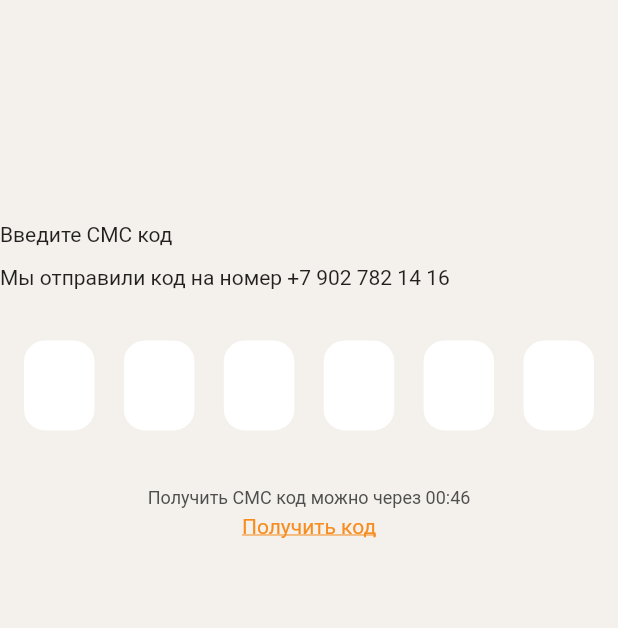
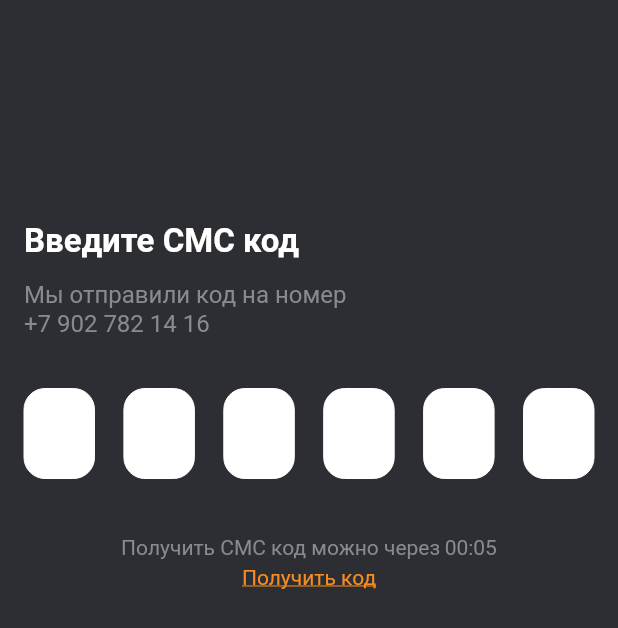
Before and after one commit to ArrGagiev/bread, a Flutter app: the screen it shows after launch, on a phone screen of 412 x 824 dp. Shown: the top 628 px of the screen. Run offline on Flutter 3.47's test engine with Material 3 defaults, Android fonts, the phone set to English and light mode, and no system bars; drawn by our look-alikes of pin_code_fields, timer_count_down; our stand-ins replace badges, bloc, dio, dotted_border, flutter_bloc, flutter_svg and 2 more; Roboto replaces fonts that are missing (IBMPlexSerif); project files that could hold a hidden picture were left out.

Commit message:
сверстал verify_code_page, настроил темы

```diff
--- a/lib/app.dart
+++ b/lib/app.dart
@@ -1,8 +1,8 @@
+import 'package:bread/features/pages/registration/verify_code_page/verify_code_page.dart';
 import 'package:bread/features/pages/registration/login_page/login_page.dart';
 import 'package:bread/core/bottom_nav_bar/bottom_nav_bar.dart';
 import 'package:bread/core/themes/light_theme.dart';
 import 'package:bread/core/themes/dark_theme.dart';
-import 'package:bread/features/pages/registration/verify_code_page/verify_code_page.dart';
 import 'package:flutter/material.dart';
 
 class App extends StatelessWidget {
@@ -12,7 +12,7 @@ class App extends StatelessWidget {
   Widget build(BuildContext context) {
     return MaterialApp(
       debugShowCheckedModeBanner: false,
-      theme: lightTheme, //todo: app theme <---
+      theme: darkTheme, //todo: app theme <---
       home: const Scaffold(
         // отключает поднятие навбара вверх, при открытии клавиатуры
         resizeToAvoidBottomInset: false,
--- a/lib/core/constants/app_typography.dart
+++ b/lib/core/constants/app_typography.dart
@@ -106,4 +106,11 @@ class AppTypography {
     fontWeight: FontWeight.w400,
     fontSize: 10,
   );
+
+  // --------------------------------------------------- codeNumber
+  static const TextStyle codeNumber = TextStyle(
+    fontFamily: 'Inter',
+    fontWeight: FontWeight.w400,
+    fontSize: 23,
+  );
 }
--- a/lib/core/themes/dark_theme.dart
+++ b/lib/core/themes/dark_theme.dart
@@ -3,6 +3,7 @@ import 'package:bread/core/themes/extentions/bottom_navbar_theme.dart';
 import 'package:bread/core/constants/app_typography.dart';
 import 'package:bread/core/constants/app_colors.dart';
 import 'package:bread/core/themes/extentions/product_card_theme.dart';
+import 'package:bread/core/themes/extentions/registration_theme.dart';
 import 'package:flutter/material.dart';
 
 final ThemeData darkTheme = ThemeData(
@@ -14,6 +15,7 @@ final ThemeData darkTheme = ThemeData(
     darkNavBarTheme,
     darkInfoNavCardTheme,
     darkProductCardTheme,
+    darkRegistrationTheme
   ],
 );
 
@@ -43,6 +45,12 @@ BottomNavBarTheme darkNavBarTheme = BottomNavBarTheme(
   inactiveIconColor: AppColors.white,
 );
 
+RegistrationTheme darkRegistrationTheme = RegistrationTheme(
+  backgroundColor: AppColors.black,
+  bodyTextStyle: AppTypography.bodyLarge.copyWith(color: AppColors.gray),
+  descriptionTextStyle: AppTypography.bodyMedium.copyWith(color: AppColors.gray),
+);
+
 TextTheme darkTextTheme() {
   return TextTheme(
     // headlineLarge для заголовка разделов страницы
--- /dev/null
+++ b/lib/core/themes/extentions/registration_theme.dart
@@ -0,0 +1,43 @@
+import 'package:flutter/material.dart';
+
+class RegistrationTheme extends ThemeExtension<RegistrationTheme> {
+  final Color backgroundColor;
+  final TextStyle descriptionTextStyle;
+  final TextStyle bodyTextStyle;
+
+  const RegistrationTheme({
+    required this.backgroundColor,
+    required this.descriptionTextStyle,
+    required this.bodyTextStyle,
+  });
+
+  @override
+  ThemeExtension<RegistrationTheme> copyWith({
+    Color? backgroundColor,
+    TextStyle? descriptionTextStyle,
+    TextStyle? priceTextStyle,
+  }) {
+    return RegistrationTheme(
+      backgroundColor: backgroundColor ?? this.backgroundColor,
+      descriptionTextStyle: descriptionTextStyle ?? this.descriptionTextStyle,
+      bodyTextStyle: priceTextStyle ?? this.bodyTextStyle,
+    );
+  }
+
+  @override
+  ThemeExtension<RegistrationTheme> lerp(
+      covariant ThemeExtension<RegistrationTheme>? other, double t) {
+    if (other is! RegistrationTheme) {
+      return this;
+    }
+    return RegistrationTheme(
+      backgroundColor: Color.lerp(backgroundColor, other.backgroundColor, t)!,
+      descriptionTextStyle: TextStyle.lerp(descriptionTextStyle, other.descriptionTextStyle, t)!,
+      bodyTextStyle: TextStyle.lerp(bodyTextStyle, other.bodyTextStyle, t)!,
+    );
+  }
+}
+
+extension BuildContextExt on BuildContext {
+  RegistrationTheme get registrationTheme => Theme.of(this).extension<RegistrationTheme>()!;
+}
--- a/lib/core/themes/light_theme.dart
+++ b/lib/core/themes/light_theme.dart
@@ -2,6 +2,7 @@ import 'package:bread/core/themes/extentions/bottom_navbar_theme.dart';
 import 'package:bread/core/constants/app_typography.dart';
 import 'package:bread/core/constants/app_colors.dart';
 import 'package:bread/core/themes/extentions/product_card_theme.dart';
+import 'package:bread/core/themes/extentions/registration_theme.dart';
 import 'extentions/info_navigation_card_theme.dart';
 import 'package:flutter/material.dart';
 
@@ -14,6 +15,7 @@ final ThemeData lightTheme = ThemeData(
     lightNavBarTheme,
     lightInfoNavCardTheme,
     lightProductCardTheme,
+    lightRegistrationTheme,
   ],
 );
 
@@ -43,6 +45,12 @@ BottomNavBarTheme lightNavBarTheme = BottomNavBarTheme(
   inactiveIconColor: AppColors.brown,
 );
 
+RegistrationTheme lightRegistrationTheme = RegistrationTheme(
+  backgroundColor: AppColors.beige,
+  bodyTextStyle: AppTypography.bodyLarge.copyWith(color: AppColors.black),
+  descriptionTextStyle: AppTypography.bodyMedium.copyWith(color: AppColors.gray),
+);
+
 TextTheme lightTextTheme() {
   return TextTheme(
     // для заголовка разделов страницы
--- /dev/null
+++ b/lib/features/pages/registration/verify_code_page/ui/widgets/countdown_timer.dart
@@ -0,0 +1,33 @@
+import 'package:bread/core/themes/extentions/registration_theme.dart';
+import 'package:timer_count_down/timer_controller.dart';
+import 'package:timer_count_down/timer_count_down.dart';
+import 'package:flutter/material.dart';
+
+class CountdownTimer extends StatelessWidget {
+  const CountdownTimer({super.key, this.controller});
+
+  final CountdownController? controller;
+
+  @override
+  Widget build(BuildContext context) {
+    String formatDuration(Duration duration) {
+      String twoDigits(int n) => n.toString().padLeft(2, '0');
+      String twoDigitMinutes = twoDigits(duration.inMinutes.remainder(60));
+      String twoDigitSeconds = twoDigits(duration.inSeconds.remainder(60));
+      return "$twoDigitMinutes:$twoDigitSeconds";
+    }
+
+    return Center(
+      child: Countdown(
+        controller: controller,
+        seconds: 5,
+        build: (BuildContext context, double time) => Text(
+          formatDuration(Duration(seconds: time.toInt())),
+          style: context.registrationTheme.descriptionTextStyle,
+        ),
+        interval: const Duration(seconds: 1),
+        // onFinished: () {},
+      ),
+    );
+  }
+}
--- /dev/null
+++ b/lib/features/pages/registration/verify_code_page/ui/widgets/pin_code_field.dart
@@ -0,0 +1,53 @@
+import 'package:bread/core/constants/app_typography.dart';
+import 'package:pin_code_fields/pin_code_fields.dart';
+import 'package:bread/core/constants/app_colors.dart';
+import 'package:flutter/material.dart';
+import 'dart:developer';
+
+class PinCodeField extends StatelessWidget {
+  const PinCodeField({super.key});
+
+  @override
+  Widget build(BuildContext context) {
+    TextEditingController controller = TextEditingController();
+    return Container(
+      margin: const EdgeInsets.symmetric(horizontal: 16),
+      child: PinCodeTextField(
+        enableActiveFill: true,
+        cursorColor: AppColors.orange,
+        keyboardType: TextInputType.number,
+        controller: controller,
+        obscureText: false,
+        length: 6,
+        textStyle: AppTypography.codeNumber,
+        animationType: AnimationType.fade,
+        animationDuration: const Duration(milliseconds: 200),
+        onChanged: (value) {
+          log(value);
+        },
+        appContext: context,
+        pinTheme: _pinTheme,
+      ),
+    );
+  }
+}
+
+final PinTheme _pinTheme = PinTheme(
+  shape: PinCodeFieldShape.box,
+  borderRadius: BorderRadius.circular(14),
+  fieldWidth: 47,
+  fieldHeight: 60,
+  inactiveColor: AppColors.white,
+  activeColor: Colors.transparent,
+  selectedColor: Colors.transparent,
+  activeFillColor: AppColors.white,
+  inactiveFillColor: AppColors.white,
+  selectedFillColor: AppColors.white,
+  disabledColor: Colors.transparent,
+  disabledBorderWidth: 0,
+  inactiveBorderWidth: 0,
+  selectedBorderWidth: 0,
+  activeBorderWidth: 0,
+  errorBorderWidth: 0,
+  borderWidth: 0,
+);
--- /dev/null
+++ b/lib/features/pages/registration/verify_code_page/ui/widgets/verify_code_again.dart
@@ -0,0 +1,41 @@
+import 'package:bread/core/constants/app_typography.dart';
+import 'package:bread/core/themes/extentions/registration_theme.dart';
+import 'package:timer_count_down/timer_controller.dart';
+import 'package:bread/core/constants/app_colors.dart';
+import 'package:flutter/material.dart';
+import 'countdown_timer.dart';
+
+class VerifyCodeAgain extends StatelessWidget {
+  const VerifyCodeAgain({super.key});
+
+  @override
+  Widget build(BuildContext context) {
+    CountdownController countdownController = CountdownController(autoStart: true);
+    return Column(
+      children: [
+        Row(
+          mainAxisAlignment: MainAxisAlignment.center,
+          children: [
+            Text(
+              'Получить СМС код можно через',
+              style: context.registrationTheme.descriptionTextStyle,
+            ),
+            const SizedBox(width: 3),
+            CountdownTimer(controller: countdownController),
+          ],
+        ),
+        GestureDetector(
+          onTap: () => countdownController.restart(),
+          child: Text(
+            'Получить код',
+            style: AppTypography.bodyMedium.copyWith(
+              color: AppColors.orange,
+              height: 1.5,
+              decoration: TextDecoration.underline,
+            ),
+          ),
+        ),
+      ],
+    );
+  }
+}
--- /dev/null
+++ b/lib/features/pages/registration/verify_code_page/ui/widgets/verify_title.dart
@@ -0,0 +1,29 @@
+import 'package:bread/core/themes/extentions/registration_theme.dart';
+import 'package:flutter/material.dart';
+
+class VerifyTitle extends StatelessWidget {
+  const VerifyTitle({super.key, required this.number});
+
+  final String number;
+
+  @override
+  Widget build(BuildContext context) {
+    return Container(
+      margin: const EdgeInsets.symmetric(horizontal: 16),
+      child: Column(
+        crossAxisAlignment: CrossAxisAlignment.start,
+        children: [
+          Text(
+            'Введите СМС код',
+            style: Theme.of(context).textTheme.headlineLarge,
+          ),
+          const SizedBox(height: 13),
+          Text(
+            'Мы отправили код на номер \n${number}',
+            style: context.registrationTheme.bodyTextStyle,
+          ),
+        ],
+      ),
+    );
+  }
+}
--- a/lib/features/pages/registration/verify_code_page/verify_code_page.dart
+++ b/lib/features/pages/registration/verify_code_page/verify_code_page.dart
@@ -1,84 +1,49 @@
-import 'dart:developer';
-import 'package:bread/core/constants/app_colors.dart';
-import 'package:bread/core/constants/app_typography.dart';
-import 'package:pin_code_fields/pin_code_fields.dart';
+import 'package:bread/core/themes/extentions/registration_theme.dart';
+import 'ui/widgets/verify_code_again.dart';
+import 'ui/widgets/pin_code_field.dart';
 import 'package:flutter/material.dart';
+
+import 'ui/widgets/verify_title.dart';
 
 class VerifyCodePage extends StatelessWidget {
   const VerifyCodePage({super.key});
 
   @override
   Widget build(BuildContext context) {
-    TextEditingController controller = TextEditingController();
-    return Scaffold(
-      backgroundColor: AppColors.beige,
-      body: CustomScrollView(
-        slivers: [
-          const SliverToBoxAdapter(child: SizedBox(height: 148)),
-          const SliverToBoxAdapter(child: Text('Введите СМС код')),
-          const SliverToBoxAdapter(child: SizedBox(height: 13)),
-          const SliverToBoxAdapter(child: Text('Мы отправили код на номер +7 902 782 14 16')),
-          const SliverToBoxAdapter(child: SizedBox(height: 34)),
-          SliverToBoxAdapter(
-            child: Container(
-              margin: const EdgeInsets.symmetric(horizontal: 16),
-              child: PinCodeTextField(
-                enableActiveFill: true,
-                cursorColor: AppColors.orange,
-                keyboardType: TextInputType.number,
-                controller: controller,
-                obscureText: false,
-                length: 6,
-                textStyle: AppTypography.h3,
-                animationType: AnimationType.fade,
-                animationDuration: const Duration(milliseconds: 200),
-                onChanged: (value) {
-                  log(value);
-                },
-                appContext: context,
-                pinTheme: pinTheme,
-              ),
-            ),
-          ),
-          const SliverToBoxAdapter(child: SizedBox(height: 22)),
-          SliverToBoxAdapter(
-            child: RichText(
-              textAlign: TextAlign.center,
-              text: TextSpan(
+    return SafeArea(
+      child: Scaffold(
+        backgroundColor: context.registrationTheme.backgroundColor,
+        body: const CustomScrollView(
+          slivers: [
+            SliverFillRemaining(
+              hasScrollBody: false,
+              child: Column(
                 children: [
-                  TextSpan(
-                    text: 'Получить СМС код можно через 00:46',
-                    style: AppTypography.bodySmall.copyWith(color: AppColors.darkGray),
+                  SizedBox(height: 148),
+                  Align(
+                    alignment: Alignment.centerLeft,
+                    child: VerifyTitle(number: '+7 902 782 14 16'),
                   ),
-                  TextSpan(
-                    text: '\nПолучить код',
-                    style: AppTypography.bodyMedium.copyWith(
-                      color: AppColors.orange,
-                      height: 1.5,
-                      decoration: TextDecoration.underline,
-                    ),
-                    // recognizer: TapGestureRecognizer()
-                    // ..onTap = () => UrlLauncher.goTo('https://google.com'),
-                  ),
+                  SizedBox(height: 34),
+                  PinCodeField(),
+                  SizedBox(height: 22),
+                  VerifyCodeAgain(),
                 ],
               ),
-            ),
-          )
-        ],
+            )
+          ],
+        ),
       ),
     );
   }
 }
 
-final PinTheme pinTheme = PinTheme(
-  shape: PinCodeFieldShape.box,
-  borderRadius: BorderRadius.circular(14),
-  fieldWidth: 47,
-  fieldHeight: 60,
-  inactiveColor: AppColors.white,
-  activeColor: Colors.transparent,
-  selectedColor: Colors.transparent,
-  activeFillColor: AppColors.white,
-  inactiveFillColor: AppColors.white,
-  selectedFillColor: AppColors.white,
-);
+
+// SliverToBoxAdapter(child: SizedBox(height: 148)),
+// SliverToBoxAdapter(child: Text('Введите СМС код')),
+// SliverToBoxAdapter(child: SizedBox(height: 13)),
+// SliverToBoxAdapter(child: Text('Мы отправили код на номер +7 902 782 14 16')),
+// SliverToBoxAdapter(child: SizedBox(height: 34)),
+// SliverToBoxAdapter(child: PinCodeField()),
+// SliverToBoxAdapter(child: SizedBox(height: 22)),
+// SliverToBoxAdapter(child: VerifyCodeAgain()),
--- a/pubspec.yaml
+++ b/pubspec.yaml
@@ -34,6 +34,7 @@ dependencies:
   # Подключаемые пакеты приложения:
   persistent_bottom_nav_bar_v2: ^5.2.3
   mask_text_input_formatter: ^2.9.0
+  timer_count_down: ^2.2.0
   cupertino_icons: ^1.0.6
   pin_code_fields: ^8.0.1
   flutter_svg: ^2.0.10+1
@@ -44,6 +45,7 @@ dependencies:
   bloc: ^8.1.4
   meta: ^1.11.0
   dio: ^5.4.3+1
+
   # ============================= #
 
 dev_dependencies:
@@ -101,3 +103,7 @@ flutter:
         - asset: assets\fonts\roboto\Roboto-Regular.ttf
         - asset: assets\fonts\roboto\Roboto-Thin.ttf
         - asset: assets\fonts\roboto\Roboto-ThinItalic.ttf
+    #
+    - family: Inter
+      fonts:
+        - asset: assets\fonts\inter\Inter-SemiBold.ttf
```
Also changed, not shown: assets/fonts/inter/Inter-SemiBold.ttf (added), pubspec.lock.
